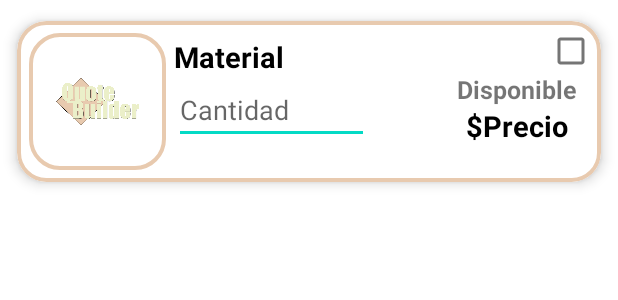
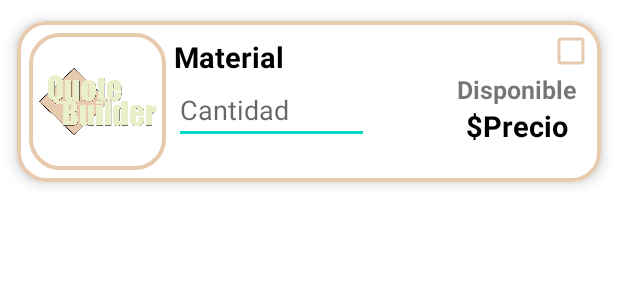
Before and after one commit to JsMendoza13/quote-builder, an Android app: the layout material_card.xml on its own in the app's theme, with its tools: preview values and no code run, on a phone screen of 412 x 824 dp. Shown: the top 300 px of the screen. Run offline under Robolectric (Android 15) with nearby library versions, the light colour scheme and no system bars.

Commit message:
styles cardview

```diff
--- a/app/src/main/res/layout/material_card.xml
+++ b/app/src/main/res/layout/material_card.xml
@@ -31,7 +31,8 @@
                 android:layout_marginTop="-12dp"
                 android:layout_marginRight="-12dp"
                 android:layout_alignParentRight="true"
-                android:background="@drawable/checkbox_selector" />
+                android:background="@drawable/checkbox_selector"
+                style="@style/checkbox_style"/>
 
             <ImageView
                 android:id="@+id/materialImg"
@@ -39,11 +40,10 @@
                 android:layout_height="@dimen/_70sdp"
                 android:layout_alignParentLeft="true"
                 android:layout_centerVertical="true"
+                android:paddingRight="@dimen/_5sdp"
+                android:paddingLeft="@dimen/_5sdp"
                 android:layout_gravity="center"
-                android:paddingLeft="@dimen/_14sdp"
-                android:paddingRight="@dimen/_14sdp"
                 android:src="@drawable/logo"
-                android:scaleType="fitCenter"
                 android:background="@drawable/img_border" />
 
             <LinearLayout
@@ -73,7 +73,8 @@
                     android:layout_height="wrap_content"
                     android:hint="Cantidad"
                     android:inputType="number"
-                    tools:ignore="TouchTargetSizeCheck" />
+                    tools:ignore="TouchTargetSizeCheck"
+                    style="@style/edittext_style"/>
 
             </LinearLayout>
 
--- a/app/src/main/res/values/styles.xml
+++ b/app/src/main/res/values/styles.xml
@@ -8,4 +8,10 @@
         <item name="android:textColor">@color/white</item>
         <item name="android:textStyle">bold</item>
     </style>
+    <style name="checkbox_style" parent="@android:style/Widget.CompoundButton.CheckBox">
+        <item name="android:buttonTint">#e8caaf</item>
+    </style>
+    <style name="edittext_style" parent="@android:style/Widget.EditText">
+        <item name="android:colorFocusedHighlight">#e8caaf</item>
+    </style>
 </resources>
```
